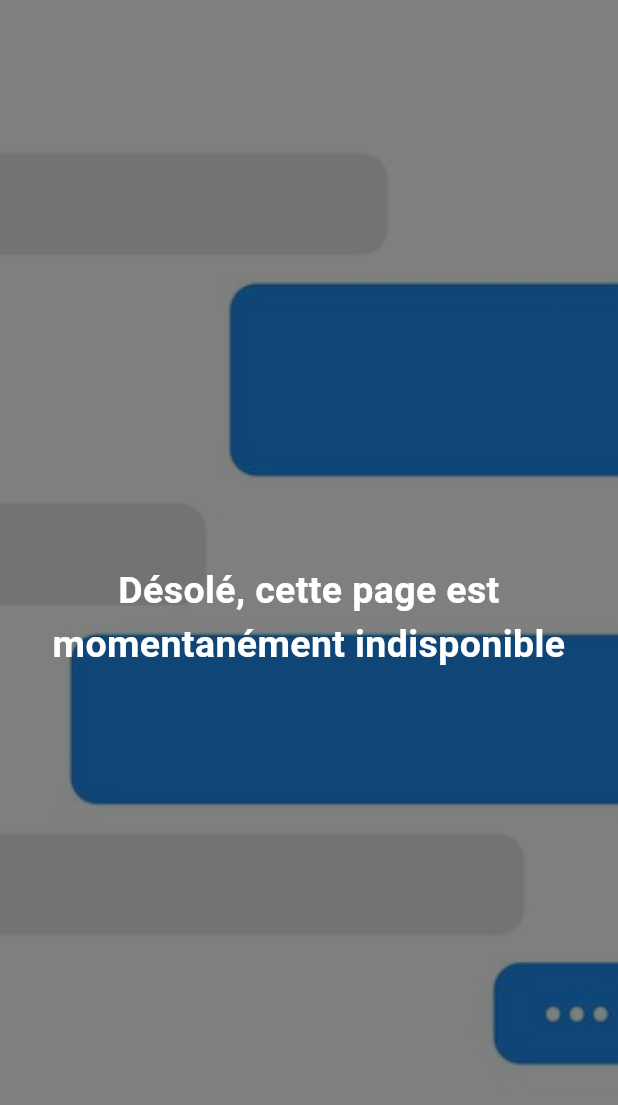
After one commit to latyr0503/doctor_app_, a Flutter app: the Chat screen opened directly, on a phone screen of 412 x 824 dp. The commit adds this screen. Shown: the top 1105 px of the screen. Run offline on Flutter 3.47's test engine with Material 2 defaults, Android fonts, the light colour scheme and no system bars; our stand-ins replace flutter_rating_bar, get, iconsax, introduction_screen.

Commit message:
reglage des imperfection

```diff
--- a/lib/components/banner_title.dart
+++ b/lib/components/banner_title.dart
@@ -13,7 +13,7 @@ class BannerTitle extends StatelessWidget {
   @override
   Widget build(BuildContext context) {
     return Row(
-      mainAxisAlignment: MainAxisAlignment.spaceBetween,
+      mainAxisAlignment: MainAxisAlignment.spaceAround,
       children: [
         Text(
           textTitle,
--- a/lib/components/navigation_menu.dart
+++ b/lib/components/navigation_menu.dart
@@ -1,3 +1,4 @@
+import 'package:doctor_app/pages/page_chat.dart';
 import 'package:doctor_app/pages/page_explore.dart';
 import 'package:doctor_app/pages/profile.dart';
 import 'package:doctor_app/pages/page_specialist.dart';
@@ -43,12 +44,9 @@ class NavigationController extends GetxController {
   // ignore: non_constant_identifier_names
   final Screens = [
     const Welcome_page(),
-    // const PageHopitaux(),
     const Explore(),
     const PageSpecialist(),
-    Container(
-      color: Colors.blue,
-    ),
+    const Chat(),
     const Profile()
   ];
 }
--- /dev/null
+++ b/lib/pages/page_chat.dart
@@ -0,0 +1,44 @@
+import 'package:flutter/material.dart';
+
+class Chat extends StatefulWidget {
+  const Chat({super.key});
+
+  @override
+  State<Chat> createState() => _ChatState();
+}
+
+class _ChatState extends State<Chat> {
+  @override
+  Widget build(BuildContext context) {
+    return Scaffold(
+      body: Stack(
+        children: [
+          Container(
+            decoration: const BoxDecoration(
+              image: DecorationImage(
+                image: AssetImage(
+                    'assets/discuss.jpg'), // spécifiez votre image ici
+                fit: BoxFit.cover,
+              ),
+            ),
+          ),
+          Container(
+            color: Colors.black
+                .withOpacity(0.5), // spécifiez la couleur de l'overlay ici
+            child: const Center(
+              child: Text(
+                'Désolé, cette page est momentanément indisponible',
+                style: TextStyle(
+                  fontSize: 25,
+                  fontWeight: FontWeight.bold,
+                  color: Colors.white,
+                ),
+                textAlign: TextAlign.center,
+              ),
+            ),
+          ),
+        ],
+      ),
+    );
+  }
+}
--- a/lib/pages/profile.dart
+++ b/lib/pages/profile.dart
@@ -116,12 +116,7 @@ class Profile extends StatelessWidget {
             ),
 
             ElevatedButton(
-              onPressed: () {
-                Navigator.push(
-                  context,
-                  MaterialPageRoute(builder: (context) => Welcome_page()),
-                );
-              },
+              onPressed: () {},
               style: ElevatedButton.styleFrom(
                 backgroundColor: Colors.blue[800],
                 padding:
```
Also changed, not shown: assets/discuss.jpg (added), assets/discussion.png (added).
